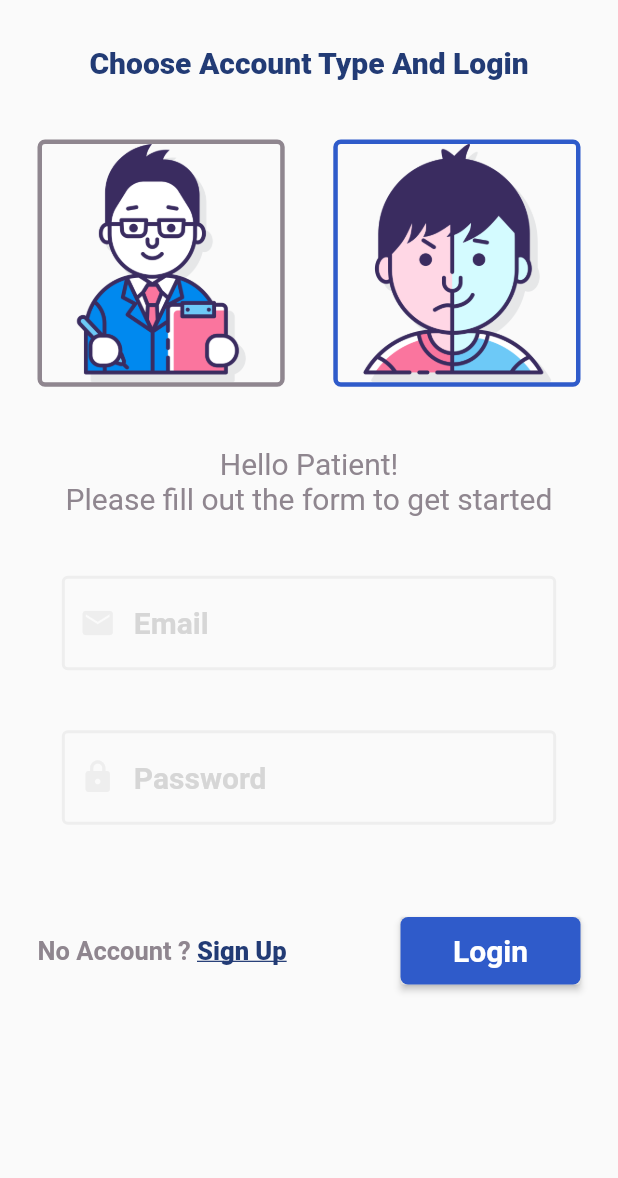
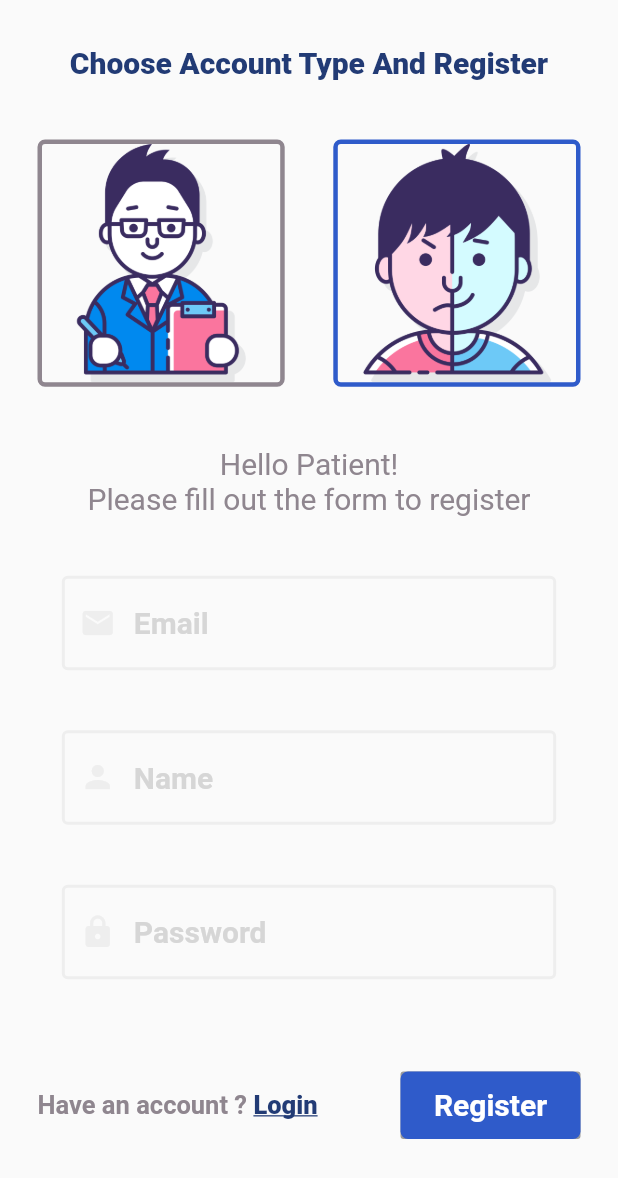
Before and after one commit to kuuhaku86/menta, a Flutter app: the screen it shows after launch, after a tap on "Sign Up", on a phone screen of 412 x 824 dp. Shown: the top 1178 px of the screen. Run offline on Flutter 3.47's test engine with Material 2 defaults, Android fonts, the phone set to English and light mode, and no system bars; our stand-ins replace fluttertoast, image_picker; accounts and stored records are empty.

Commit message:
register finished

```diff
--- a/lib/src/pages/login.dart
+++ b/lib/src/pages/login.dart
@@ -3,11 +3,13 @@ import 'package:menta/src/classes/user.dart';
 import 'package:menta/src/data/logged_user.dart';
 import 'package:menta/src/data/user_type_data.dart';
 import 'package:menta/src/pages/home.dart';
+import 'package:menta/src/pages/register.dart';
 import 'package:menta/src/utils/auth.dart';
-import 'package:menta/src/utils/colors.dart';
 import 'package:menta/src/utils/user_type.dart';
 import 'package:menta/src/utils/validators.dart';
+import 'package:menta/src/widgets/auth_bottom_text.dart';
 import 'package:menta/src/widgets/auth_submit_button.dart';
+import 'package:menta/src/widgets/auth_text.dart';
 import 'package:menta/src/widgets/auth_text_field.dart';
 import 'package:menta/src/widgets/auth_title.dart';
 import 'package:menta/src/widgets/auth_user_type_button.dart';
@@ -23,12 +25,14 @@ class _LoginState extends State<Login> {
   final TextEditingController _passwordTextController = TextEditingController();
   final _scaffoldKey = GlobalKey<ScaffoldState>();
   List<FocusNode> focus_nodes = [];
+  String user_type_name;
 
   @override
   void initState() {
     super.initState();
 
     user_type = UserType.patient;
+    user_type_name = map_user_type_data[UserType.patient].name;
 
     for (var i = 0; i < 2; i++) {
       focus_nodes.add(new FocusNode());
@@ -49,7 +53,8 @@ class _LoginState extends State<Login> {
             children: <Widget>[
               AuthTitle("Choose Account Type And Login"),
               appendUserTypeRow(),
-              appendLoginText(),
+              appendAuthText(user_type,
+                  "Hello $user_type_name!\nPlease fill out the form to get started"),
               appendInputColumn(),
               appendSubmitRow(context),
             ],
@@ -62,6 +67,7 @@ class _LoginState extends State<Login> {
   changeUserType(UserType button_user_type) {
     this.setState(() {
       user_type = button_user_type;
+      user_type_name = map_user_type_data[user_type].name;
     });
   }
 
@@ -82,18 +88,6 @@ class _LoginState extends State<Login> {
             () =>
                 changeUserType(map_user_type_data[UserType.patient].user_type)),
       ]),
-    );
-  }
-
-  Text appendLoginText() {
-    String user_name = map_user_type_data[user_type].name;
-    return Text(
-      "Hello $user_name!\nPlease fill out the form to get started",
-      textAlign: TextAlign.center,
-      style: TextStyle(
-        color: AppColors.grey_font,
-        fontSize: 20,
-      ),
     );
   }
 
@@ -133,43 +127,16 @@ class _LoginState extends State<Login> {
       child: Row(
         mainAxisAlignment: MainAxisAlignment.spaceBetween,
         children: [
-          signUpText(),
+          authBottomText(
+            context: context,
+            unlinked_text: "No Account ? ",
+            linked_text: "Sign Up",
+            destination: RegisterPage()
+          ),
           submitButton(
               isButtonEnabled: isLoginButtonEnabled(),
               text: "Login",
               callback: () => login(context))
-        ],
-      ),
-    );
-  }
-
-  Container signUpText() {
-    return Container(
-      height: 20,
-      child: Row(
-        mainAxisAlignment: MainAxisAlignment.center,
-        children: <Widget>[
-          Text(
-            "No Account ? ",
-            style: TextStyle(
-              color: AppColors.grey_font,
-              fontSize: 17,
-              fontWeight: FontWeight.w600,
-            ),
-          ),
-          GestureDetector(
-            child: Text(
-              "Sign Up",
-              style: TextStyle(
-                color: AppColors.big_blue_font,
-                decoration: TextDecoration.underline,
-                fontSize: 17,
-                fontWeight: FontWeight.w800,
-              ),
-            ),
-            //TODO implementasi menuju halaman register
-            onTap: () => {},
-          ),
         ],
       ),
     );
--- /dev/null
+++ b/lib/src/pages/register.dart
@@ -0,0 +1,269 @@
+import 'dart:io';
+
+import 'package:flutter/material.dart';
+import 'package:fluttertoast/fluttertoast.dart';
+import 'package:image_picker/image_picker.dart';
+import 'package:menta/src/classes/user.dart';
+import 'package:menta/src/data/user_type_data.dart';
+import 'package:menta/src/pages/login.dart';
+import 'package:menta/src/utils/auth.dart';
+import 'package:menta/src/utils/colors.dart';
+import 'package:menta/src/utils/user_type.dart';
+import 'package:menta/src/utils/validators.dart';
+import 'package:menta/src/widgets/auth_bottom_text.dart';
+import 'package:menta/src/widgets/auth_submit_button.dart';
+import 'package:menta/src/widgets/auth_text.dart';
+import 'package:menta/src/widgets/auth_text_field.dart';
+import 'package:menta/src/widgets/auth_title.dart';
+import 'package:menta/src/widgets/auth_user_type_button.dart';
+
+class RegisterPage extends StatefulWidget {
+  @override
+  _RegisterPageState createState() => _RegisterPageState();
+}
+
+class _RegisterPageState extends State<RegisterPage> {
+  UserType user_type;
+  final TextEditingController _name_text_controller = TextEditingController();
+  final TextEditingController _email_text_controller = TextEditingController();
+  final TextEditingController _password_text_controller =
+      TextEditingController();
+  final TextEditingController _alamat_text_controller = TextEditingController();
+  final TextEditingController _nik_text_controller = TextEditingController();
+  DateTime _tanggal_lahir;
+  final _scaffoldKey = GlobalKey<ScaffoldState>();
+  String user_type_name;
+  List<FocusNode> focus_nodes = [];
+  File _image;
+  final picker = ImagePicker();
+  FToast fToast;
+
+  @override
+  void initState() {
+    super.initState();
+    user_type = UserType.patient;
+    user_type_name = map_user_type_data[UserType.patient].name;
+    _tanggal_lahir = DateTime(1990, 1, 1);
+
+    for (var i = 0; i < 7; i++) {
+      focus_nodes.add(new FocusNode());
+      focus_nodes[i].addListener(() {
+        setState(() {});
+      });
+    }
+
+    fToast = FToast(context);
+  }
+
+  @override
+  Widget build(BuildContext context) {
+    return Scaffold(
+      key: _scaffoldKey,
+      body: SafeArea(
+          child: Container(
+        padding: EdgeInsets.symmetric(horizontal: 25.0),
+        child: ListView(
+          children: <Widget>[
+            AuthTitle("Choose Account Type And Register"),
+            appendUserTypeRow(),
+            appendAuthText(user_type,
+                "Hello $user_type_name!\nPlease fill out the form to register"),
+            appendInputColumn(),
+            appendSubmitRow(context),
+          ],
+        ),
+      )),
+    );
+  }
+
+  Padding appendSubmitRow(BuildContext context) {
+    return Padding(
+      padding: EdgeInsets.symmetric(vertical: 20.0),
+      child: Row(
+        mainAxisAlignment: MainAxisAlignment.spaceBetween,
+        children: [
+          authBottomText(
+              context: context,
+              unlinked_text: "Have an account ? ",
+              linked_text: "Login",
+              destination: Login()),
+          submitButton(
+              isButtonEnabled: isRegisterButtonEnabled(),
+              text: "Register",
+              callback: () => register(context))
+        ],
+      ),
+    );
+  }
+
+  Padding appendUserTypeRow() {
+    return Padding(
+      padding: const EdgeInsets.symmetric(
+        vertical: 40.0,
+      ),
+      child: Row(mainAxisAlignment: MainAxisAlignment.spaceBetween, children: [
+        AuthUserTypeButton(
+            user_type,
+            map_user_type_data[UserType.psychiatrist],
+            () => changeUserType(
+                map_user_type_data[UserType.psychiatrist].user_type)),
+        AuthUserTypeButton(
+            user_type,
+            map_user_type_data[UserType.patient],
+            () =>
+                changeUserType(map_user_type_data[UserType.patient].user_type)),
+      ]),
+    );
+  }
+
+  changeUserType(UserType button_user_type) {
+    this.setState(() {
+      user_type = button_user_type;
+      user_type_name = map_user_type_data[user_type].name;
+    });
+  }
+
+  Padding appendInputColumn() {
+    return Padding(
+      padding: const EdgeInsets.symmetric(vertical: 20.0),
+      child: Column(
+        children: [
+          buildTextField(
+              isObscure: false,
+              textEditingController: _email_text_controller,
+              hintText: "Email",
+              focus_num: 0,
+              focus_nodes: focus_nodes,
+              prefix_icon: Icon(
+                Icons.email,
+                color: Colors.grey[200],
+              )),
+          buildTextField(
+              isObscure: false,
+              textEditingController: _name_text_controller,
+              hintText: "Name",
+              focus_num: 1,
+              focus_nodes: focus_nodes,
+              prefix_icon: Icon(
+                Icons.person,
+                color: Colors.grey[200],
+              )),
+          buildTextField(
+              isObscure: true,
+              textEditingController: _password_text_controller,
+              hintText: "Password",
+              focus_num: 2,
+              focus_nodes: focus_nodes,
+              prefix_icon: Icon(
+                Icons.lock,
+                color: Colors.grey[200],
+              )),
+          user_type != UserType.psychiatrist ? SizedBox() : imageUploader()
+        ],
+      ),
+    );
+  }
+
+  Column imageUploader() {
+    return Column(
+      children: [
+        Padding(
+          padding: const EdgeInsets.only(bottom: 20.0),
+          child: Text(
+            "Physchiatrist Certificate",
+            style: TextStyle(
+              color: AppColors.grey_font,
+              fontSize: 20.0,
+            ),
+          ),
+        ),
+        Center(
+          child:
+              _image == null ? Text('No image selected.') : Image.file(_image),
+        ),
+        FloatingActionButton(
+          onPressed: getImage,
+          tooltip: 'Pick Image',
+          child: Icon(Icons.add_a_photo),
+        ),
+      ],
+    );
+  }
+
+  Future getImage() async {
+    final pickedFile = await picker.getImage(source: ImageSource.camera);
+
+    setState(() {
+      _image = File(pickedFile.path);
+    });
+  }
+
+  register(BuildContext context) {
+    String email = _email_text_controller.text;
+    if (AppAuth.emailExist(email)) {
+      _scaffoldKey.currentState.showSnackBar(SnackBar(
+        content: Text("Email sudah terpakai"),
+      ));
+
+      return;
+    }
+
+    User user = User(
+        _name_text_controller.text,
+        "0",
+        DateTime.parse("1990-01-01"),
+        "-",
+        0,
+        email,
+        _password_text_controller.text,
+        user_type);
+
+    AppAuth.register(user);
+
+    //_scaffoldKey.currentState.showSnackBar(SnackBar(
+    //  content: Text("Berhasil Mendaftar"),
+    //));
+    Widget toast = Container(
+        padding: const EdgeInsets.symmetric(horizontal: 24.0, vertical: 12.0),
+        decoration: BoxDecoration(
+        borderRadius: BorderRadius.circular(25.0),
+        color: AppColors.primary,
+        ),
+        child: Row(
+        mainAxisSize: MainAxisSize.min,
+        children: [
+            Icon(Icons.check, color: Colors.white,),
+            SizedBox(
+            width: 12.0,
+            ),
+            Text(
+              "Register Success",
+              style: TextStyle(
+                color: Colors.white
+              ),
+            ),
+        ],
+        ),
+    );
+
+    fToast.showToast(
+        child: toast,
+        gravity: ToastGravity.BOTTOM,
+        toastDuration: Duration(seconds: 2),
+    );
+
+    Navigator.pushReplacement(context, MaterialPageRoute(builder: (_) {
+      return Login();
+    }));
+  }
+
+  bool get isPopulated =>
+      _email_text_controller.text.isNotEmpty &&
+      _password_text_controller.text.isNotEmpty &&
+      _name_text_controller.text.isNotEmpty &&
+      ((user_type == UserType.psychiatrist && _image != null ||
+          user_type == UserType.patient));
+
+  bool isRegisterButtonEnabled() =>
+      isPopulated && Validators.isValidEmail(_email_text_controller.text);
+}
--- a/lib/src/utils/auth.dart
+++ b/lib/src/utils/auth.dart
@@ -24,4 +24,8 @@ class AppAuth {
 
     return null;
   }
+
+  static register(User user) {
+    list_user.add(user);
+  }
 }
--- /dev/null
+++ b/lib/src/widgets/auth_bottom_text.dart
@@ -0,0 +1,43 @@
+import 'package:flutter/material.dart';
+import 'package:menta/src/utils/colors.dart';
+
+Container authBottomText({
+  BuildContext context,
+  String unlinked_text,
+  String linked_text,
+  StatefulWidget destination
+}) {
+  return Container(
+    height: 20,
+    child: Row(
+      mainAxisAlignment: MainAxisAlignment.center,
+      children: <Widget>[
+        Text(
+          unlinked_text,
+          style: TextStyle(
+            color: AppColors.grey_font,
+            fontSize: 17,
+            fontWeight: FontWeight.w600,
+          ),
+        ),
+        GestureDetector(
+          child: Text(
+            linked_text,
+            style: TextStyle(
+              color: AppColors.big_blue_font,
+              decoration: TextDecoration.underline,
+              fontSize: 17,
+              fontWeight: FontWeight.w800,
+            ),
+          ),
+          onTap: () => {
+            Navigator.pushReplacement(context,
+                MaterialPageRoute(builder: (_) {
+              return destination;
+            }))
+          },
+        ),
+      ],
+    ),
+  );
+}
--- a/lib/src/widgets/auth_submit_button.dart
+++ b/lib/src/widgets/auth_submit_button.dart
@@ -24,6 +24,6 @@ RaisedButton submitButton({bool isButtonEnabled, String text, VoidCallback callb
         ),
       ),
     ),
-    onPressed: callback,
+    onPressed: isButtonEnabled ? callback : null,
   );
 }
--- /dev/null
+++ b/lib/src/widgets/auth_text.dart
@@ -0,0 +1,14 @@
+import 'package:flutter/material.dart';
+import 'package:menta/src/utils/colors.dart';
+import 'package:menta/src/utils/user_type.dart';
+
+Text appendAuthText(UserType user_type, String text) {
+  return Text(
+    text,
+    textAlign: TextAlign.center,
+    style: TextStyle(
+      color: AppColors.grey_font,
+      fontSize: 20,
+    ),
+  );
+}
--- a/pubspec.yaml
+++ b/pubspec.yaml
@@ -28,6 +28,8 @@ dependencies:
   # The following adds the Cupertino Icons font to your application.
   # Use with the CupertinoIcons class for iOS style icons.
   cupertino_icons: ^0.1.3
+  image_picker: ^0.6.7+4
+  fluttertoast: ^7.0.2
 
 dev_dependencies:
   flutter_test:
```
Also changed, not shown: lib/src/widgets/auth_user_type_row.dart (added), pubspec.lock.
